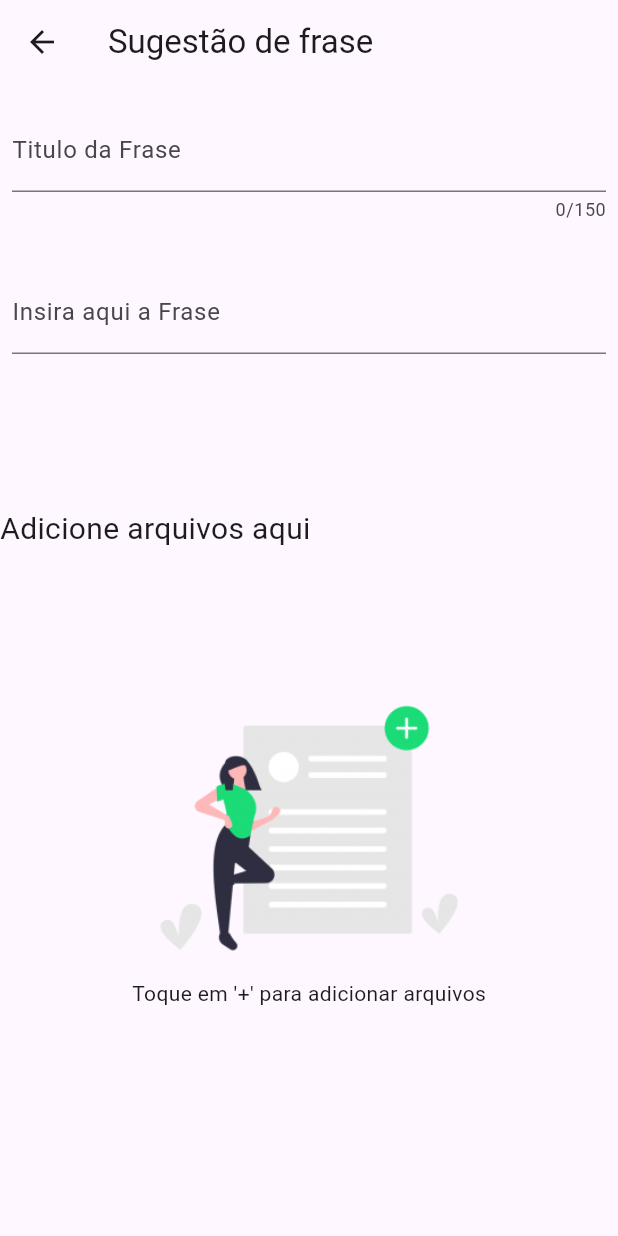
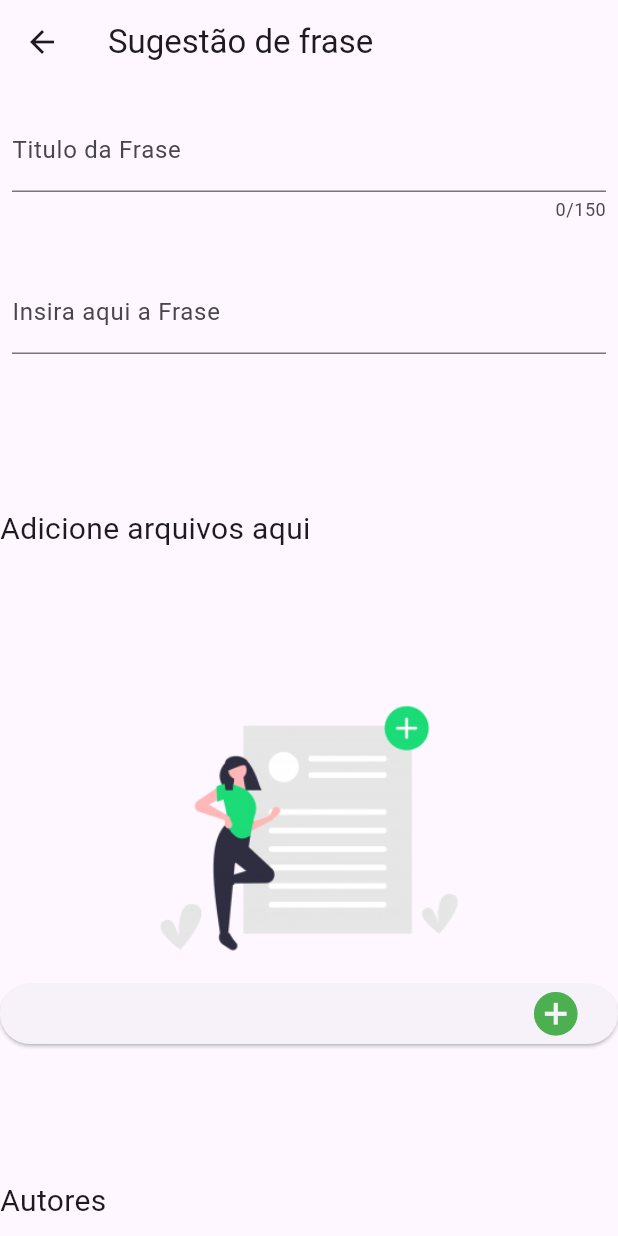
Before and after one commit to LeandroAndrekowicz/Frase_da_Semana, a Flutter app: the FormSugerirFrase screen opened directly, on a phone screen of 412 x 824 dp. Run offline on Flutter 3.47's test engine with Material 3 defaults, Android fonts, the phone set to English and light mode, and no system bars; our stand-ins replace image_picker, percent_indicator.

Commit message:
Atualizações no formulario da Frase

```diff
--- a/lib/screens/formSugerirFrase.dart
+++ b/lib/screens/formSugerirFrase.dart
@@ -1,9 +1,28 @@
-// ignore_for_file: file_names
+// ignore: file_names
+import 'dart:io';
+import 'package:flutter/material.dart';
+import 'package:image_picker/image_picker.dart';
 
-import 'package:flutter/material.dart';
+void main() {
+  runApp(MyApp());
+}
+
+class MyApp extends StatelessWidget {
+  @override
+  Widget build(BuildContext context) {
+    return MaterialApp(
+      title: 'Sugestão de Frase',
+      theme: ThemeData(
+        primarySwatch: Colors.blue,
+      ),
+      home: const FormSugerirFrase(),
+    );
+  }
+}
 
 class FormSugerirFrase extends StatelessWidget {
-  const FormSugerirFrase({super.key});
+  // ignore: use_super_parameters
+  const FormSugerirFrase({Key? key}) : super(key: key);
 
   @override
   Widget build(BuildContext context) {
@@ -14,17 +33,40 @@ class FormSugerirFrase extends StatelessWidget {
       body: SingleChildScrollView(
         child: Column(
           children: [
-          TituloFrase()
+            TituloFrase(),
           ],
         ),
-      )
+      ),
     );
-
   }
 }
 
-class TituloFrase extends StatelessWidget {
-  const TituloFrase({Key? key}) : super(key: key); // Constructor for the StatelessWidget
+class TituloFrase extends StatefulWidget {
+  // ignore: prefer_const_constructors_in_immutables, use_super_parameters
+  TituloFrase({Key? key}) : super(key: key);
+
+  @override
+  // ignore: library_private_types_in_public_api
+  _TituloFraseState createState() => _TituloFraseState();
+}
+
+class _TituloFraseState extends State<TituloFrase> {
+  XFile? imagem;
+  XFile? imagemAnterior;
+
+  Future<void> _selecionarImagem() async {
+    final ImagePicker _picker = ImagePicker();
+    final XFile? imagemSelecionada = await _picker.pickImage(
+      source: ImageSource.gallery,
+    );
+
+    if (imagemSelecionada != null) {
+      setState(() {
+        imagemAnterior = imagem;
+        imagem = imagemSelecionada;
+      });
+    }
+  }
 
   @override
   Widget build(BuildContext context) {
@@ -52,26 +94,101 @@ class TituloFrase extends StatelessWidget {
             ),
           ),
         ),
-        const Column(
+        Column(
           children: [
-            Align(
-              // ignore: sort_child_properties_last
-              child: Text('Adicione arquivos aqui',
-              style: TextStyle(height: 10, fontSize: 20),),
-              alignment: Alignment.topLeft
+            const Align(
+              alignment: Alignment.topLeft,
+              child: Text(
+                'Adicione arquivos aqui',
+                style: TextStyle(height: 10, fontSize: 20),
+              ),
             ),
             Column(
               children: [
-                Center(
-                child: Image(image: AssetImage('assets/add.png'),
+                (imagem != null || imagemAnterior != null)
+                    ? Image.file(
+                        File(imagem?.path ?? imagemAnterior!.path),
                         width: 200,
                         height: 200,
                         fit: BoxFit.cover,
                         alignment: Alignment.center,
+                      )
+                    : Image.asset(
+                        'assets/add.png',
+                        width: 200,
+                        height: 200,
+                        fit: BoxFit.cover,
+                        alignment: Alignment.center
+                      ),
+                      ElevatedButton(
+                        child: const Align(
+                          alignment: Alignment.bottomRight,
+                          child: Icon(
+                            Icons.add_circle_outlined,
+                            color: Colors.green,
+                            size: 35,
                           ),
                         ),
-                Text("Toque em '+' para adicionar arquivos")
+                        onPressed: () {
+                          showModalBottomSheet<void>(
+                            context: context,
+                            builder: (BuildContext context) {
+                              return Container(
+                                height: 150,
+                                width: double.infinity,
+                                color: Colors.white,
+                                child: Column(
+                                    mainAxisAlignment: MainAxisAlignment.center,
+                                    mainAxisSize: MainAxisSize.min,
+                                    children: <Widget>[
+                                      TextButton(
+                                          onPressed: _selecionarImagem,
+                                          child: const Row(
+                                            children: [
+                                              Icon(Icons.camera),
+                                              SizedBox(height: 16.0),
+                                              Text('Foto')
                                             ],
+                                          )
+                                        ),
+                                        TextButton(
+                                          onPressed: _selecionarImagem,
+                                          child: const Row(
+                                            children: [
+                                              Icon(Icons.videocam_rounded),
+                                              SizedBox(height: 16.0),
+                                              Text('Video')
+                                            ],
+                                          )
+                                        ),
+                                        TextButton(
+                                          onPressed: _selecionarImagem,
+                                          child: const Row(
+                                            children: [
+                                              Icon(Icons.audiotrack_rounded),
+                                              SizedBox(height: 16.0),
+                                              Text('Áudio')
+                                            ],
+                                          )
+                                        ),
+                                    ],
+                                  ),
+                              );
+                            },
+                          );
+                        },
+                      ),
+                    ],
+                  ),
+                  const Align(
+                    alignment: Alignment.topLeft,
+                    child: Text('Autores',
+                    style: TextStyle(height: 10, fontSize: 20),
+                    ),
+                  ),
+                  Container(
+                    color: Colors.amber,
+                    child: Text('Sya nae de 51223'),
                   )
                 ],
               )
@@ -79,3 +196,17 @@ class TituloFrase extends StatelessWidget {
           );
         }
       }
+
+
+
+// Align(
+//                   alignment: Alignment.bottomRight,
+//                   child: IconButton(
+//                     onPressed: _selecionarImagem,
+//                     icon: const Icon(
+//                       Icons.add_circle_outlined,
+//                       color: Colors.green,
+//                       size: 35,
+//                     ),
+//                   ),
+//                 )
--- a/lib/screens/sugerirFrase.dart
+++ b/lib/screens/sugerirFrase.dart
@@ -44,7 +44,7 @@ class Roda extends StatelessWidget {
               child: IconButton(
                 onPressed: () {
                   Navigator.of(context).push(MaterialPageRoute(
-                  builder: (context) => const FormSugerirFrase(),
+                  builder: (context) => FormSugerirFrase(),
                   ));
                 },
                 icon: const Icon(Icons.add_circle_outlined, color: Colors.green, size: 35,),
--- a/pubspec.yaml
+++ b/pubspec.yaml
@@ -39,6 +39,9 @@ dependencies:
   footer: ^0.0.4
   json_serializable: ^6.7.1
   json_annotation: ^4.8.1
+  image_picker: ^0.8.2
+  image_cropper: ^5.0.1
+
 
 dev_dependencies:
   flutter_test:
```
Also changed, not shown: 5 other files. Lines whose indentation alone changed are shown as unchanged.
